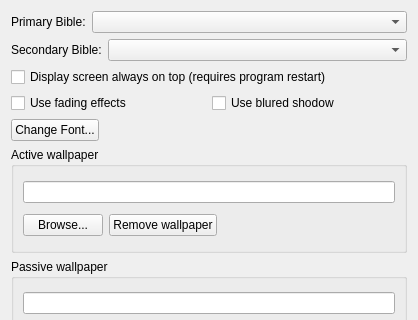
The window that src/settingsdialog.ui (SoftProjector/src) describes before a commit, drawn with Qt 5; both pictures show x 0 to 418 and y 0 to 320 of the 418 by 515 pixel window.
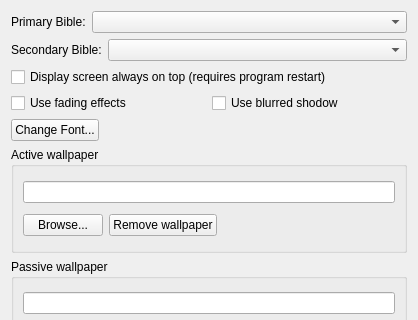
The same window after the commit. Icons and pictures are not drawn.

What changed in the file:
```diff
--- a/src/settingsdialog.ui
+++ b/src/settingsdialog.ui
@@ -88,7 +88,7 @@
         <string>Useful when using a wallpaper image. Displays a fancy shadow effect.</string>
        </property>
        <property name="text">
-        <string>Use blured shodow</string>
+        <string>Use blurred shodow</string>
        </property>
       </widget>
      </item>
```
